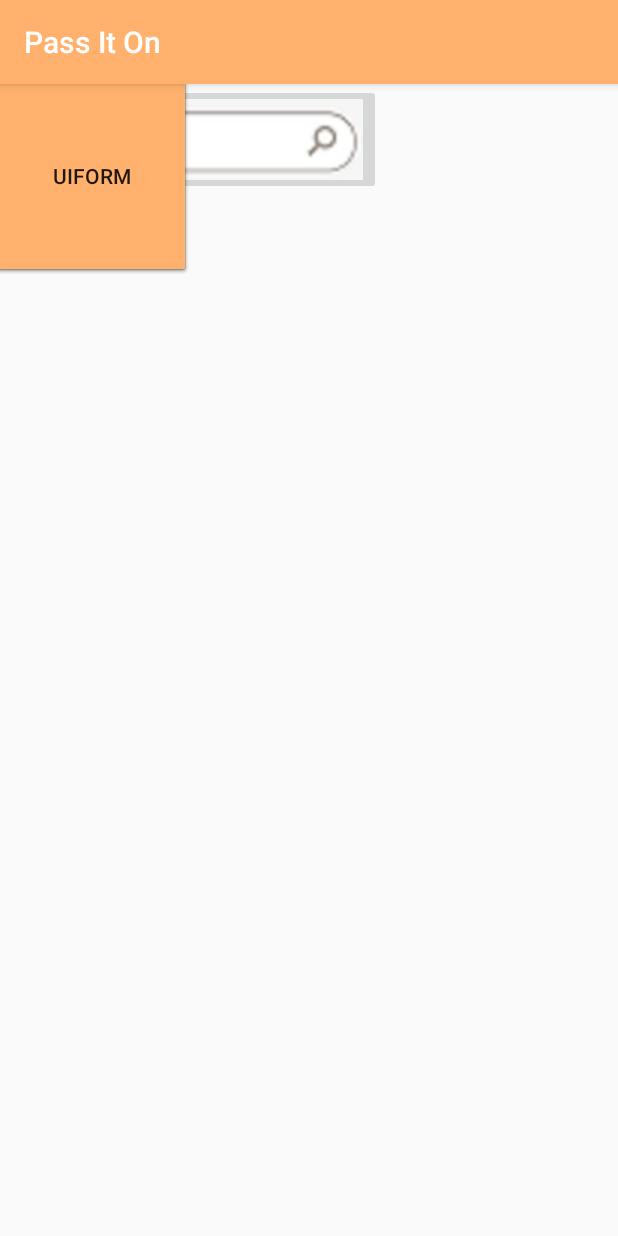
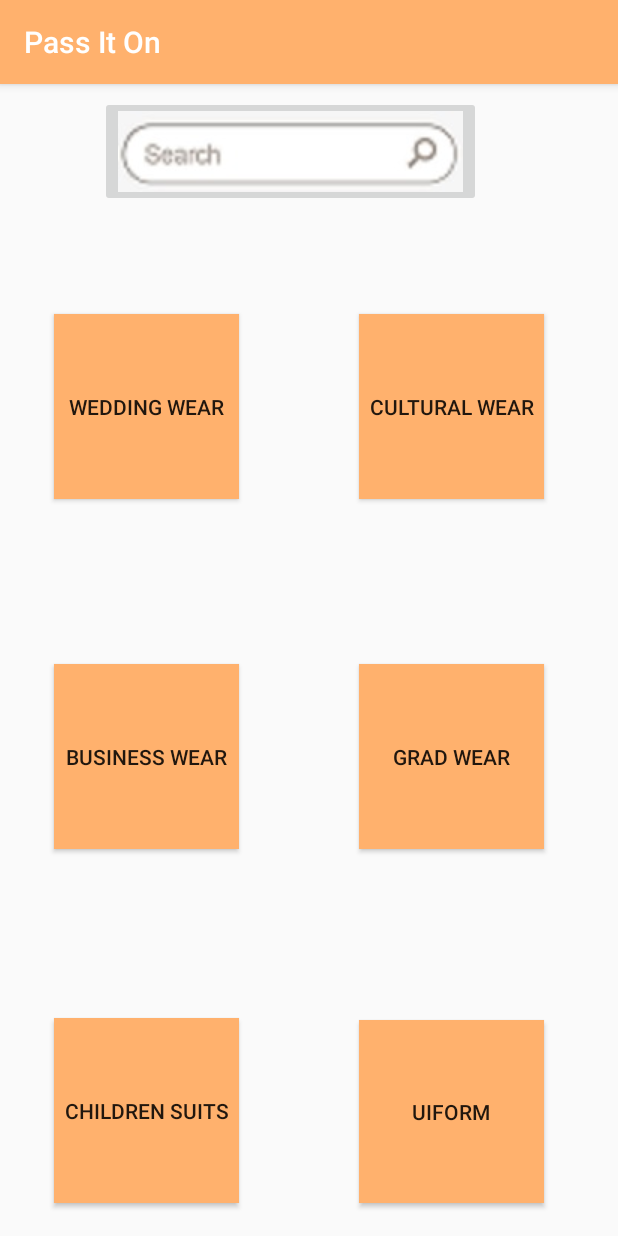
Before and after one commit to orearow/PassitOn2, an Android app: the FindNew screen opened directly, with no data from a screen before it, on a phone screen of 412 x 824 dp. Run offline under Robolectric (Android 15) with nearby library versions, the phone set to English and light mode, and no system bars.

Commit message:
Arti's changes

```diff
--- a/app/src/main/res/layout/activity_find_new.xml
+++ b/app/src/main/res/layout/activity_find_new.xml
@@ -11,71 +11,123 @@
         android:id="@+id/imageButton3"
         android:layout_width="wrap_content"
         android:layout_height="wrap_content"
-        app:srcCompat="@drawable/searchbarwhole"
-        tools:layout_editor_absoluteX="65dp"
-        tools:layout_editor_absoluteY="0dp" />
+        android:layout_marginBottom="8dp"
+        android:layout_marginEnd="8dp"
+        android:layout_marginStart="8dp"
+        android:layout_marginTop="8dp"
+        app:layout_constraintBottom_toBottomOf="parent"
+        app:layout_constraintEnd_toEndOf="parent"
+        app:layout_constraintHorizontal_bias="0.412"
+        app:layout_constraintStart_toStartOf="parent"
+        app:layout_constraintTop_toTopOf="parent"
+        app:layout_constraintVertical_bias="0.0"
+        app:srcCompat="@drawable/searchbarwhole" />
 
     <Button
         android:id="@+id/button2"
         android:layout_width="123dp"
         android:layout_height="123dp"
+        android:layout_marginBottom="8dp"
+        android:layout_marginEnd="8dp"
+        android:layout_marginStart="8dp"
+        android:layout_marginTop="8dp"
         android:background="#ffb16d"
         android:text="wedding wear"
-        tools:layout_editor_absoluteX="33dp"
-        tools:layout_editor_absoluteY="81dp" />
-
+        app:layout_constraintBottom_toBottomOf="parent"
+        app:layout_constraintEnd_toEndOf="parent"
+        app:layout_constraintHorizontal_bias="0.102"
+        app:layout_constraintStart_toStartOf="parent"
+        app:layout_constraintTop_toTopOf="parent"
+        app:layout_constraintVertical_bias="0.231" />
 
 
     <Button
         android:id="@+id/button3"
         android:layout_width="123dp"
         android:layout_height="123dp"
+        android:layout_marginBottom="8dp"
+        android:layout_marginEnd="8dp"
+        android:layout_marginStart="8dp"
+        android:layout_marginTop="8dp"
         android:background="#ffb16d"
         android:text="cultural wear"
-        tools:layout_editor_absoluteX="216dp"
-        tools:layout_editor_absoluteY="81dp" />
-
+        app:layout_constraintBottom_toBottomOf="parent"
+        app:layout_constraintEnd_toEndOf="parent"
+        app:layout_constraintHorizontal_bias="0.848"
+        app:layout_constraintStart_toStartOf="parent"
+        app:layout_constraintTop_toTopOf="parent"
+        app:layout_constraintVertical_bias="0.231" />
 
 
     <Button
         android:id="@+id/button4"
         android:layout_width="123dp"
         android:layout_height="123dp"
+        android:layout_marginBottom="8dp"
+        android:layout_marginEnd="8dp"
+        android:layout_marginStart="8dp"
+        android:layout_marginTop="8dp"
         android:background="#ffb16d"
         android:text="business wear"
-        tools:layout_editor_absoluteX="33dp"
-        tools:layout_editor_absoluteY="225dp" />
-
+        app:layout_constraintBottom_toBottomOf="parent"
+        app:layout_constraintEnd_toEndOf="parent"
+        app:layout_constraintHorizontal_bias="0.102"
+        app:layout_constraintStart_toStartOf="parent"
+        app:layout_constraintTop_toTopOf="parent"
+        app:layout_constraintVertical_bias="0.602" />
 
 
     <Button
         android:id="@+id/button5"
         android:layout_width="123dp"
         android:layout_height="123dp"
+        android:layout_marginBottom="8dp"
+        android:layout_marginEnd="8dp"
+        android:layout_marginStart="8dp"
+        android:layout_marginTop="8dp"
         android:background="#ffb16d"
         android:text="grad wear"
-        tools:layout_editor_absoluteX="216dp"
-        tools:layout_editor_absoluteY="225dp" />
+        app:layout_constraintBottom_toBottomOf="parent"
+        app:layout_constraintEnd_toEndOf="parent"
+        app:layout_constraintHorizontal_bias="0.848"
+        app:layout_constraintStart_toStartOf="parent"
+        app:layout_constraintTop_toTopOf="parent"
+        app:layout_constraintVertical_bias="0.602" />
 
 
     <Button
         android:id="@+id/button6"
         android:layout_width="123dp"
         android:layout_height="123dp"
+        android:layout_marginBottom="8dp"
+        android:layout_marginEnd="8dp"
+        android:layout_marginStart="8dp"
+        android:layout_marginTop="8dp"
         android:background="#ffb16d"
         android:text="children suits"
-        tools:layout_editor_absoluteX="33dp"
-        tools:layout_editor_absoluteY="372dp" />
-
+        app:layout_constraintBottom_toBottomOf="parent"
+        app:layout_constraintEnd_toEndOf="parent"
+        app:layout_constraintHorizontal_bias="0.102"
+        app:layout_constraintStart_toStartOf="parent"
+        app:layout_constraintTop_toTopOf="parent"
+        app:layout_constraintVertical_bias="0.978" />
 
 
     <Button
         android:id="@+id/button7"
         android:layout_width="123dp"
         android:layout_height="122dp"
+        android:layout_marginBottom="8dp"
+        android:layout_marginEnd="8dp"
+        android:layout_marginStart="8dp"
+        android:layout_marginTop="8dp"
         android:background="#ffb16d"
         android:text="uiform"
-        tools:layout_editor_absoluteX="216dp"
-        tools:layout_editor_absoluteY="373dp" />
+        app:layout_constraintBottom_toBottomOf="parent"
+        app:layout_constraintEnd_toEndOf="parent"
+        app:layout_constraintHorizontal_bias="0.848"
+        app:layout_constraintStart_toStartOf="parent"
+        app:layout_constraintTop_toTopOf="parent"
+        app:layout_constraintVertical_bias="0.978" />
 
 </android.support.constraint.ConstraintLayout>
--- a/app/src/main/res/layout/activity_pictures_cultural.xml
+++ b/app/src/main/res/layout/activity_pictures_cultural.xml
@@ -15,20 +15,4 @@
         tools:layout_editor_absoluteX="57dp"
         tools:layout_editor_absoluteY="3dp" />
 
-    <ImageView
-        android:id="@+id/imageView"
-        android:layout_width="137dp"
-        android:layout_height="187dp"
-        app:srcCompat="@drawable/sherwani"
-        tools:layout_editor_absoluteX="16dp"
-        tools:layout_editor_absoluteY="102dp" />
-
-    <TextView
-        android:id="@+id/textView9"
-        android:layout_width="136dp"
-        android:layout_height="70dp"
-        android:text="Description:"
-        android:textSize="20sp"
-        tools:layout_editor_absoluteX="16dp"
-        tools:layout_editor_absoluteY="296dp" />
 </android.support.constraint.ConstraintLayout>
```
Also changed, not shown: app/src/main/AndroidManifest.xml (line endings or trailing spaces).
